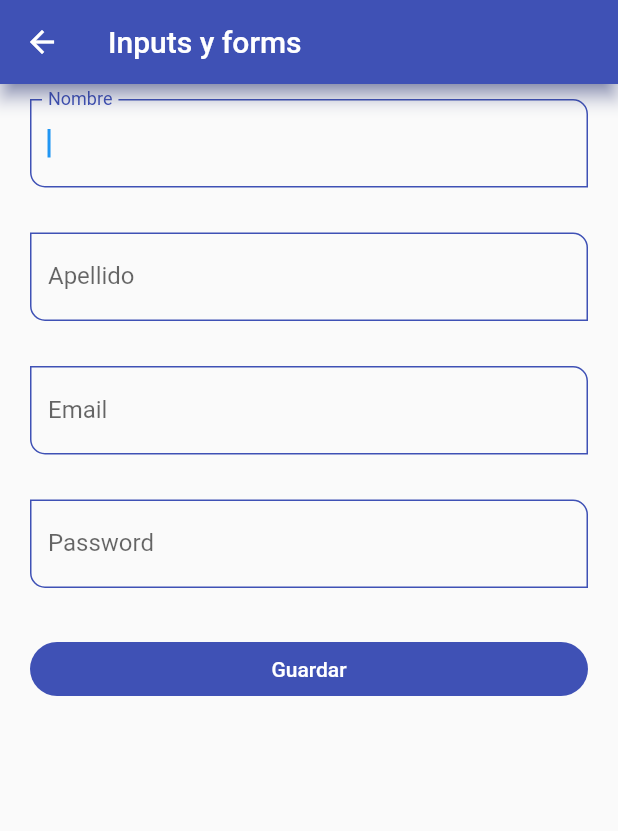
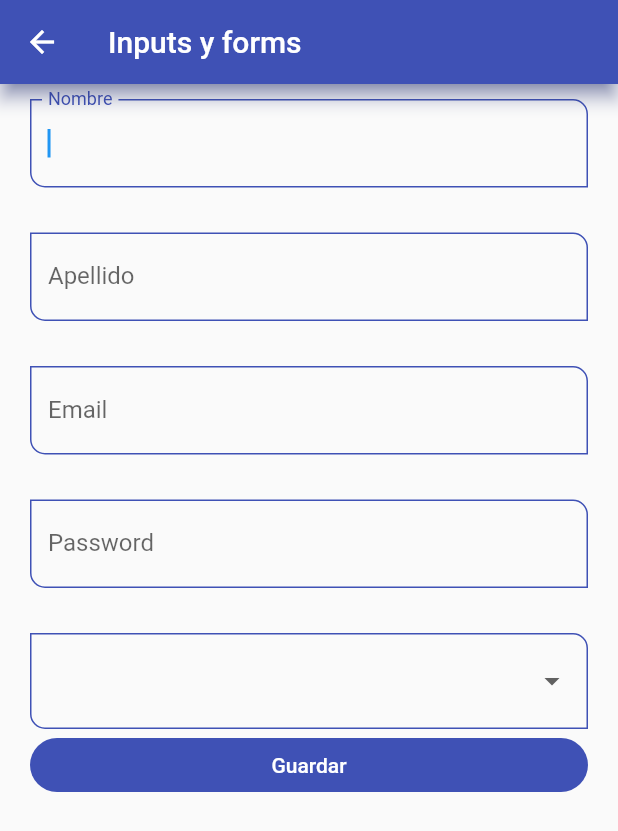
Before and after one commit to Gustavitory/FlutterWidgetsApp, a Flutter app: the InputScreen screen opened by its route, on a phone screen of 412 x 824 dp. Shown: the top 831 px of the screen. Run offline on Flutter 3.47's test engine with Material 2 defaults, Android fonts, the phone set to English and light mode, and no system bars; missing offline and left inert: dart:ffi.

Commit message:
sliders and check screen

```diff
--- a/lib/router/app_routes.dart
+++ b/lib/router/app_routes.dart
@@ -2,29 +2,62 @@ import 'package:components_app/models/models.dart';
 import 'package:flutter/material.dart';
 import '../screens/screens.dart';
 
-class AppRoutes{
-  static const initialRoute='home';
+class AppRoutes {
+  static const initialRoute = 'home';
 
-  static final menuOptions=<MenuOption>[
+  static final menuOptions = <MenuOption>[
     // todo: borrar home
-    MenuOption(route: 'listview1', icon: Icons.list_outlined, name: 'List View tipo 1', screen:const ListView1Screen()),
-    MenuOption(route: 'listview2', icon: Icons.list_alt_outlined, name: 'List View tipo 2', screen:const ListView2Screen()),
-    MenuOption(route: 'card', icon: Icons.card_membership, name: 'Card Screen', screen:const CardScreen()),
-    MenuOption(route: 'alert', icon: Icons.warning_amber, name: 'Alert Screen', screen:const AlertScreen()),
-    MenuOption(route: 'avatar', icon: Icons.person, name: 'Avatar Screen', screen:const AvatarScreen()),
-    MenuOption(route: 'animated', icon: Icons.slow_motion_video_rounded, name: 'Animated', screen:const AnimatedScreen()),
-    MenuOption(route: 'input', icon: Icons.input, name: 'Input', screen:const InputScreen()),
+    MenuOption(
+        route: 'listview1',
+        icon: Icons.list_outlined,
+        name: 'List View tipo 1',
+        screen: const ListView1Screen()),
+    MenuOption(
+        route: 'listview2',
+        icon: Icons.list_alt_outlined,
+        name: 'List View tipo 2',
+        screen: const ListView2Screen()),
+    MenuOption(
+        route: 'card',
+        icon: Icons.card_membership,
+        name: 'Card Screen',
+        screen: const CardScreen()),
+    MenuOption(
+        route: 'alert',
+        icon: Icons.warning_amber,
+        name: 'Alert Screen',
+        screen: const AlertScreen()),
+    MenuOption(
+        route: 'avatar',
+        icon: Icons.person,
+        name: 'Avatar Screen',
+        screen: const AvatarScreen()),
+    MenuOption(
+        route: 'animated',
+        icon: Icons.slow_motion_video_rounded,
+        name: 'Animated',
+        screen: const AnimatedScreen()),
+    MenuOption(
+        route: 'input',
+        icon: Icons.input,
+        name: 'Input',
+        screen: const InputScreen()),
+    MenuOption(
+        route: 'slider',
+        icon: Icons.slow_motion_video_sharp,
+        name: "Slider && Check",
+        screen: const SliderScreen())
   ];
 
-  static Map<String, Widget Function(BuildContext)> getAppRoutes(){
-    Map <String,Widget Function(BuildContext)>appRoutes={};
+  static Map<String, Widget Function(BuildContext)> getAppRoutes() {
+    Map<String, Widget Function(BuildContext)> appRoutes = {};
     // for(int i=0;i<menuOptions.length;i++){
     //   final e=menuOptions[i];
     //   appRoutes.addAll({e.route : (BuildContext context)=> e.screen});
     // }
-    appRoutes.addAll({'home':(BuildContext context)=>const HomeScreen()});
-    for(var el in menuOptions){
-      appRoutes.addAll({el.route : (BuildContext context)=> el.screen});
+    appRoutes.addAll({'home': (BuildContext context) => const HomeScreen()});
+    for (var el in menuOptions) {
+      appRoutes.addAll({el.route: (BuildContext context) => el.screen});
     }
     // Por que no usamos forEach?
     /*
@@ -46,8 +79,10 @@ class AppRoutes{
   //       'card':(BuildContext context)=> const CardScreen(),
   //     };
 
-
-  static MaterialPageRoute<dynamic> Function(dynamic) onGenerateRoute= (settings) {
-        return MaterialPageRoute(builder: (context) =>const  HomeScreen(),);
-      };
+  static MaterialPageRoute<dynamic> Function(dynamic) onGenerateRoute =
+      (settings) {
+    return MaterialPageRoute(
+      builder: (context) => const HomeScreen(),
+    );
+  };
 }
--- a/lib/screens/inputs_screen.dart
+++ b/lib/screens/inputs_screen.dart
@@ -26,40 +26,67 @@ class InputScreen extends StatelessWidget {
             onChanged: () {},
             child: Column(
               children: [
-                const CustomInputField(
+                CustomInputField(
                   labelText: 'Nombre',
                   // helperText: 'Solo texto',
                   // icon: Icon(Icons.abc),
+                  formProperty: 'first_name',
+                  formValues: formValues,
                 ),
                 const SizedBox(
                   height: 30,
                 ),
-                const CustomInputField(
+                CustomInputField(
                   labelText: 'Apellido',
                   // helperText: 'Solo texto',
                   // icon: Icon(Icons.abc),
+                  formProperty: 'last_name',
+                  formValues: formValues,
                 ),
                 const SizedBox(
                   height: 30,
                 ),
-                const CustomInputField(
+                CustomInputField(
                   labelText: 'Email',
                   type: TextInputType.emailAddress,
                   // helperText: 'Solo texto',
                   // icon: Icon(Icons.abc),
+                  formProperty: 'email',
+                  formValues: formValues,
                 ),
                 const SizedBox(
                   height: 30,
                 ),
-                const CustomInputField(
+                CustomInputField(
                   labelText: 'Password',
-                  type: TextInputType.visiblePassword,
+                  obscureText: true,
                   // helperText: 'Solo texto',
                   // icon: Icon(Icons.abc),
+                  formProperty: 'password',
+                  formValues: formValues,
                 ),
                 const SizedBox(
                   height: 30,
                 ),
+                DropdownButtonFormField(
+                    items: const [
+                      DropdownMenuItem(
+                        value: 'Admin',
+                        child: Text('Admin'),
+                      ),
+                      DropdownMenuItem(
+                        value: 'User',
+                        child: Text('User'),
+                      ),
+                      DropdownMenuItem(
+                        value: 'Developer',
+                        child: Text('Developer'),
+                      ),
+                    ],
+                    onChanged: (value) {
+                      print(value);
+                      formValues['role'] = value ?? 'Admin';
+                    }),
                 ElevatedButton(
                     onPressed: () {
                       FocusScope.of(context).requestFocus(FocusNode());
@@ -67,6 +94,7 @@ class InputScreen extends StatelessWidget {
                         print('formulario no valido');
                         return;
                       }
+                      print(formValues);
                     },
                     child: const Center(
                       child: Text("Guardar"),
--- a/lib/widgets/inputs/cutom_input_field.dart
+++ b/lib/widgets/inputs/cutom_input_field.dart
@@ -5,16 +5,20 @@ class CustomInputField extends StatelessWidget {
   final String? labelText;
   final String? helperText;
   final Icon? icon;
-  final TextInputType? type;
-  final void Function(String)? onChange;
+  final TextInputType type;
+  final String formProperty;
+  final Map<String, String> formValues;
+  final bool obscureText;
   const CustomInputField({
     super.key,
     this.hintText,
     this.labelText,
     this.helperText,
     this.icon,
-    this.onChange,
-    this.type,
+    this.type = TextInputType.text,
+    required this.formProperty,
+    required this.formValues,
+    this.obscureText = false,
   });
 
   @override
@@ -23,7 +27,10 @@ class CustomInputField extends StatelessWidget {
       autofocus: true,
       textCapitalization: TextCapitalization.words,
       keyboardType: type,
-      onChanged: onChange,
+      obscureText: obscureText,
+      onChanged: (value) {
+        formValues[formProperty] = value;
+      },
       //validacion:
       validator: (value) {
         if (value == null) return "Este campo es requerido";
```
Also changed, not shown: lib/screens/screens.dart (+5 -5 lines), lib/screens/slider_screen.dart (added, +83 -0 lines).
